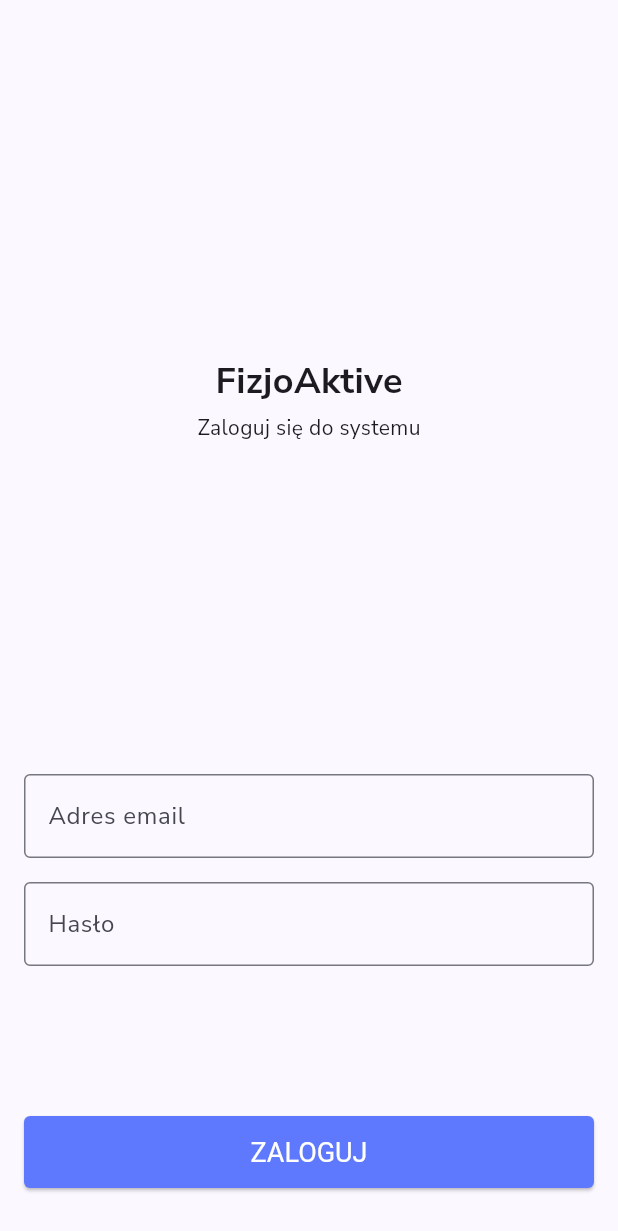
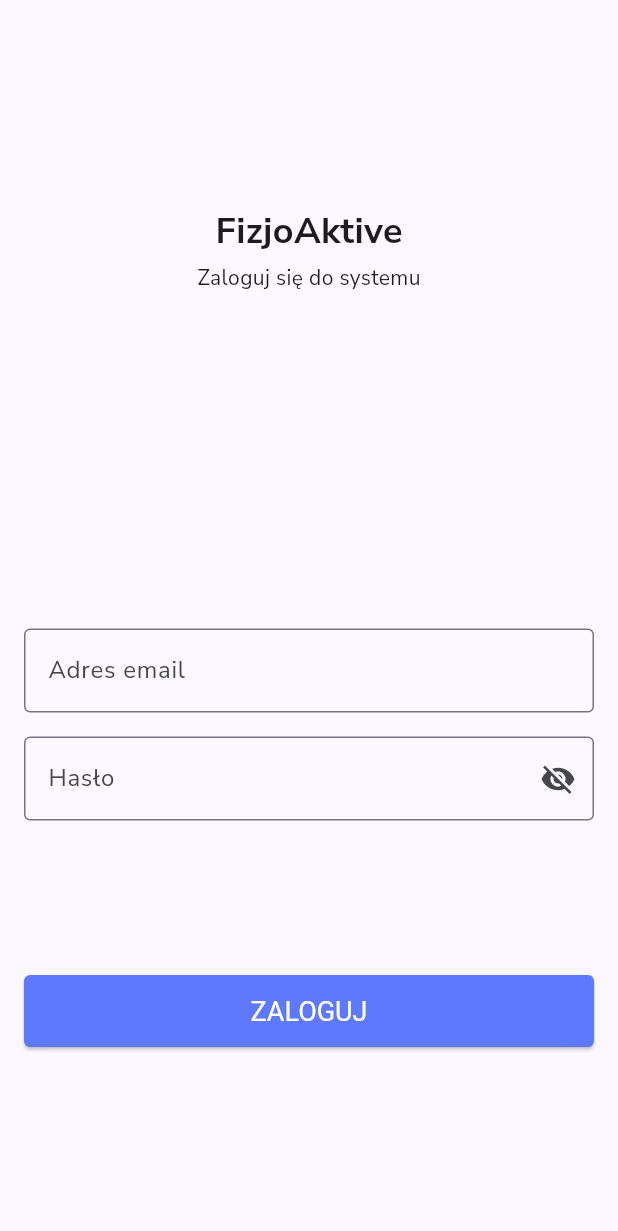
Before and after one commit to mateuszFicek/fizjoaktive, a Flutter app: the screen it shows after launch, on a phone screen of 412 x 824 dp. Shown: the top 1231 px of the screen. Run offline on Flutter 3.47's test engine with Material 3 defaults, Android fonts, the phone set to English and light mode, and no system bars; our stand-ins replace auto_route, dartz, equatable, firebase_auth, firebase_core, firebase_crashlytics and 6 more; accounts and stored records are empty; generated files the repository leaves out were written again.

Commit message:
Handling login and errors for authentication

```diff
--- a/lib/core/navigator/app_router.dart
+++ b/lib/core/navigator/app_router.dart
@@ -22,4 +22,8 @@ class AppRouter extends _$AppRouter {
 @singleton
 class AppNavigator {
   AppRouter router = AppRouter();
+
+  Future<void> navigateHome() async {
+    router.replace(const HomeRoute());
+  }
 }
--- a/lib/features/authentication/presentation/bloc/authentication_bloc.dart
+++ b/lib/features/authentication/presentation/bloc/authentication_bloc.dart
@@ -16,8 +16,13 @@ class AuthenticationBloc
 
   void _onPerformLogin(
       PerformLogin event, Emitter<AuthenticationState> emit) async {
+    emit(AuthenticationProcessing());
+
     final loginActionResult = await performLoginAction(
         LoginParams(email: event.email, password: event.password));
-    loginActionResult.fold((l) => print(l.errorMessage), (r) => print(r.user));
+    loginActionResult.fold(
+      (l) => emit(AuthenticationFailure(l.errorMessage)),
+      (r) => emit(AuthenticationSuccess()),
+    );
   }
 }
--- a/lib/features/authentication/presentation/bloc/authentication_state.dart
+++ b/lib/features/authentication/presentation/bloc/authentication_state.dart
@@ -4,3 +4,12 @@ part of 'authentication_bloc.dart';
 sealed class AuthenticationState {}
 
 final class AuthenticationInitial extends AuthenticationState {}
+
+final class AuthenticationFailure extends AuthenticationState {
+  final String message;
+  AuthenticationFailure(this.message);
+}
+
+final class AuthenticationSuccess extends AuthenticationState {}
+
+final class AuthenticationProcessing extends AuthenticationState {}
--- a/lib/features/authentication/presentation/pages/login_page.dart
+++ b/lib/features/authentication/presentation/pages/login_page.dart
@@ -1,41 +1,98 @@
 import 'package:auto_route/auto_route.dart';
 import 'package:fizjoaktive/core/injectable/injectable_config.dart';
+import 'package:fizjoaktive/core/navigator/app_router.dart';
 import 'package:fizjoaktive/features/authentication/presentation/bloc/authentication_bloc.dart';
 import 'package:fizjoaktive/theme/size_utils.dart';
 import 'package:fizjoaktive/theme/text_theme.dart';
 import 'package:fizjoaktive/widgets/custom_button.dart';
+import 'package:fizjoaktive/widgets/full_screen_loading_indicator.dart';
 import 'package:fizjoaktive/widgets/text_input.dart';
 import 'package:flutter/material.dart';
+import 'package:flutter_bloc/flutter_bloc.dart';
+import 'package:flutter_hooks/flutter_hooks.dart';
 import 'package:gap/gap.dart';
 
 @RoutePage()
-class LoginPage extends StatelessWidget {
+class LoginPage extends HookWidget {
   const LoginPage({super.key});
 
   @override
   Widget build(BuildContext context) {
     return Scaffold(
-      body: _body(),
+      body: GestureDetector(
+          onTap: () {
+            FocusManager.instance.primaryFocus?.unfocus();
+          },
+          child: _body()),
     );
   }
 
   Widget _body() {
-    return Padding(
+    final TextEditingController emailController = useTextEditingController();
+    final TextEditingController passwordController = useTextEditingController();
+    final ValueNotifier<bool> obscureText = useState(true);
+    final FocusNode passwordFocusNode = useFocusNode();
+    return BlocConsumer<AuthenticationBloc, AuthenticationState>(
+      bloc: getIt<AuthenticationBloc>(),
+      builder: (context, state) {
+        return FullScreenLoadingWrapper(
+          showLoadingIndicator: state is AuthenticationProcessing,
+          child: Padding(
             padding: EdgeInsets.all(Sizes.spacingSizes.size16),
-      child: Column(
+            child: authenticationBody(
+              context,
+              emailController,
+              passwordFocusNode,
+              passwordController,
+              obscureText,
+            ),
+          ),
+        );
+      },
+      listener: (BuildContext context, AuthenticationState state) {
+        onAuthenticationFailure(state, context);
+        onAuthenticationSuccess(state, context);
+      },
+    );
+  }
+
+  ListView authenticationBody(
+      BuildContext context,
+      TextEditingController emailController,
+      FocusNode passwordFocusNode,
+      TextEditingController passwordController,
+      ValueNotifier<bool> obscureText) {
+    return ListView(
       children: [
-          const Spacer(),
         _titleSection(),
-          const Spacer(),
-          _emailInput(),
+        Gap(MediaQuery.of(context).size.height / 8),
+        _emailInput(emailController, passwordFocusNode),
         Gap(Sizes.gapSizes.size16),
-          _passwordInput(),
-          const Spacer(),
-          _proceedButton(),
+        _passwordInput(
+          passwordController,
+          emailController,
+          obscureText,
+          passwordFocusNode,
+        ),
+        Gap(MediaQuery.of(context).size.height / 8),
+        _proceedButton(emailController.text, passwordController.text),
         Gap(Sizes.gapSizes.size16),
       ],
-      ),
     );
+  }
+
+  void onAuthenticationFailure(state, context) {
+    if (state is AuthenticationFailure) {
+      ScaffoldMessenger.of(context).showSnackBar(
+        SnackBar(content: Text(state.message)),
+      );
+    }
+  }
+
+  void onAuthenticationSuccess(state, context) {
+    if (state is AuthenticationSuccess) {
+      getIt<AppNavigator>().navigateHome();
+    }
   }
 
   Widget _titleSection() {
@@ -57,27 +114,51 @@ class LoginPage extends StatelessWidget {
     );
   }
 
-  Widget _emailInput() {
-    return const TextInput(
+  Widget _emailInput(
+    TextEditingController emailController,
+    FocusNode passwordFocusNode,
+  ) {
+    return TextInput(
       textInputType: TextInputType.emailAddress,
       labelText: "Adres email",
+      controller: emailController,
+      onEditingComplete: () {
+        passwordFocusNode.requestFocus();
+      },
     );
   }
 
-  Widget _passwordInput() {
-    return const TextInput(
-      obscureText: true,
+  Widget _passwordInput(
+    TextEditingController passwordController,
+    TextEditingController emailController,
+    ValueNotifier<bool> obscureText,
+    FocusNode passwordFocusNode,
+  ) {
+    return TextInput(
+      obscureText: obscureText.value,
       labelText: "Hasło",
+      controller: passwordController,
+      focusNode: passwordFocusNode,
+      onEditingComplete: () {
+        getIt<AuthenticationBloc>().add(
+          PerformLogin(emailController.text, passwordController.text),
+        );
+        FocusManager.instance.primaryFocus?.unfocus();
+      },
+      togglePasswordObscure: () {
+        obscureText.value = !obscureText.value;
+      },
     );
   }
 
-  Widget _proceedButton() {
+  Widget _proceedButton(String email, String password) {
     return CustomButton(
       text: "Zaloguj",
       onPressed: () {
         getIt<AuthenticationBloc>().add(
-          PerformLogin("test@google.com", "test1234"),
+          PerformLogin(email, password),
         );
+        FocusManager.instance.primaryFocus?.unfocus();
       },
     );
   }
--- a/lib/theme/app_colors.dart
+++ b/lib/theme/app_colors.dart
@@ -2,7 +2,9 @@ import 'package:flutter/material.dart';
 
 class AppColors {
   static Color get primaryColor => const Color(0xFF5E79FD);
+  static Color get darkBlue => const Color(0xFF27187E);
   static Color get accentColor => const Color(0xFFE29E21);
   static Color get black => Colors.black;
   static Color get white => Colors.white;
+  static Color get offWhite => const Color(0xFFF1F2F6);
 }
--- /dev/null
+++ b/lib/widgets/full_screen_loading_indicator.dart
@@ -0,0 +1,32 @@
+import 'package:fizjoaktive/theme/app_colors.dart';
+import 'package:flutter/material.dart';
+
+class FullScreenLoadingWrapper extends StatelessWidget {
+  final Widget child;
+  final bool showLoadingIndicator;
+  const FullScreenLoadingWrapper({
+    super.key,
+    required this.child,
+    required this.showLoadingIndicator,
+  });
+
+  @override
+  Widget build(BuildContext context) {
+    return Stack(
+      children: [
+        IgnorePointer(ignoring: showLoadingIndicator, child: child),
+        if (showLoadingIndicator)
+          Container(
+            height: MediaQuery.of(context).size.height,
+            width: MediaQuery.of(context).size.width,
+            color: AppColors.black.withOpacity(0.25),
+            child: Center(
+              child: CircularProgressIndicator(
+                color: AppColors.darkBlue,
+              ),
+            ),
+          ),
+      ],
+    );
+  }
+}
--- a/lib/widgets/text_input.dart
+++ b/lib/widgets/text_input.dart
@@ -3,22 +3,51 @@ import 'package:flutter/material.dart';
 class TextInput extends StatelessWidget {
   final TextInputType textInputType;
   final String labelText;
-  final bool obscureText;
+  final bool? obscureText;
+  final TextEditingController controller;
+  final VoidCallback? togglePasswordObscure;
+  final VoidCallback? onEditingComplete;
+  final FocusNode? focusNode;
+
   const TextInput({
     super.key,
+    required this.controller,
     this.textInputType = TextInputType.text,
     this.labelText = "",
-    this.obscureText = false,
+    this.obscureText,
+    this.togglePasswordObscure,
+    this.onEditingComplete,
+    this.focusNode,
   });
 
   @override
   Widget build(BuildContext context) {
     return TextField(
       keyboardType: textInputType,
-      obscureText: obscureText,
+      focusNode: focusNode,
+      obscureText: obscureText ?? false,
+      controller: controller,
+      onEditingComplete: onEditingComplete,
       decoration: InputDecoration(
         labelText: labelText,
         border: const OutlineInputBorder(),
+        suffixIcon: obscureText != null ? visibilityButton() : null,
+      ),
+    );
+  }
+
+  Widget visibilityButton() {
+    return SizedBox(
+      height: 24,
+      child: InkWell(
+        onTap: togglePasswordObscure,
+        customBorder: const CircleBorder(),
+        child: Padding(
+          padding: const EdgeInsets.all(8.0),
+          child: Icon(
+            obscureText! ? Icons.visibility_off : Icons.visibility,
+          ),
+        ),
       ),
     );
   }
--- a/pubspec.yaml
+++ b/pubspec.yaml
@@ -20,7 +20,7 @@ dependencies:
   flutter:
     sdk: flutter
   flutter_bloc: ^8.1.3
-  flutter_hooks: ^0.20.3
+  flutter_hooks: ^0.20.4
   gap: ^3.0.1
   get_it: ^7.6.4
   google_fonts: ^6.1.0
```
Also changed, not shown: pubspec.lock, 1 other file. Lines whose indentation alone changed are shown as unchanged.
